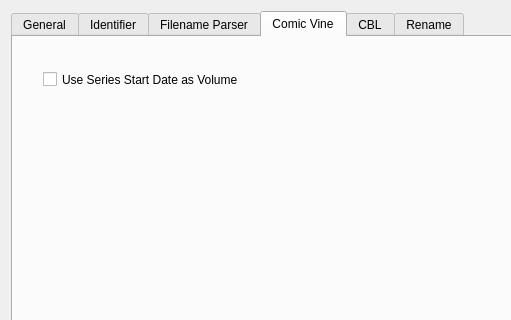
rongillis/comictagger, file comictaggerlib/ui/settingswindow.ui: the form before one commit; both pictures show x 0 to 511 and y 0 to 320 of the 674 by 428 pixel window.
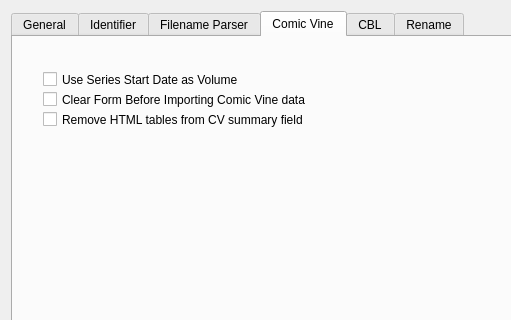
The form after the commit. The open tabs and pages were chosen to show the change.

Commit message: Added settings option to auto-clear form when importing from CV added settings option to remove html tables from CV summary

What changed in the file:
```diff
--- a/comictaggerlib/ui/settingswindow.ui
+++ b/comictaggerlib/ui/settingswindow.ui
@@ -341,7 +341,7 @@
           <rect>
            <x>30</x>
            <y>30</y>
-           <width>240</width>
+           <width>251</width>
            <height>25</height>
           </rect>
          </property>
@@ -349,6 +349,32 @@
           <string>Use Series Start Date as Volume</string>
          </property>
         </widget>
+        <widget class="QCheckBox" name="cbxClearFormBeforePopulating">
+         <property name="geometry">
+          <rect>
+           <x>30</x>
+           <y>50</y>
+           <width>341</width>
+           <height>25</height>
+          </rect>
+         </property>
+         <property name="text">
+          <string>Clear Form Before Importing Comic Vine data</string>
+         </property>
+        </widget>
+        <widget class="QCheckBox" name="cbxRemoveHtmlTables">
+         <property name="geometry">
+          <rect>
+           <x>30</x>
+           <y>70</y>
+           <width>351</width>
+           <height>25</height>
+          </rect>
+         </property>
+         <property name="text">
+          <string>Remove HTML tables from CV summary field</string>
+         </property>
+        </widget>
        </widget>
        <widget class="QWidget" name="tab_4">
         <attribute name="title">
```
Left out of the diff: 2 changed lines with no effect on the pictures. The commit also changes 4 other files.
